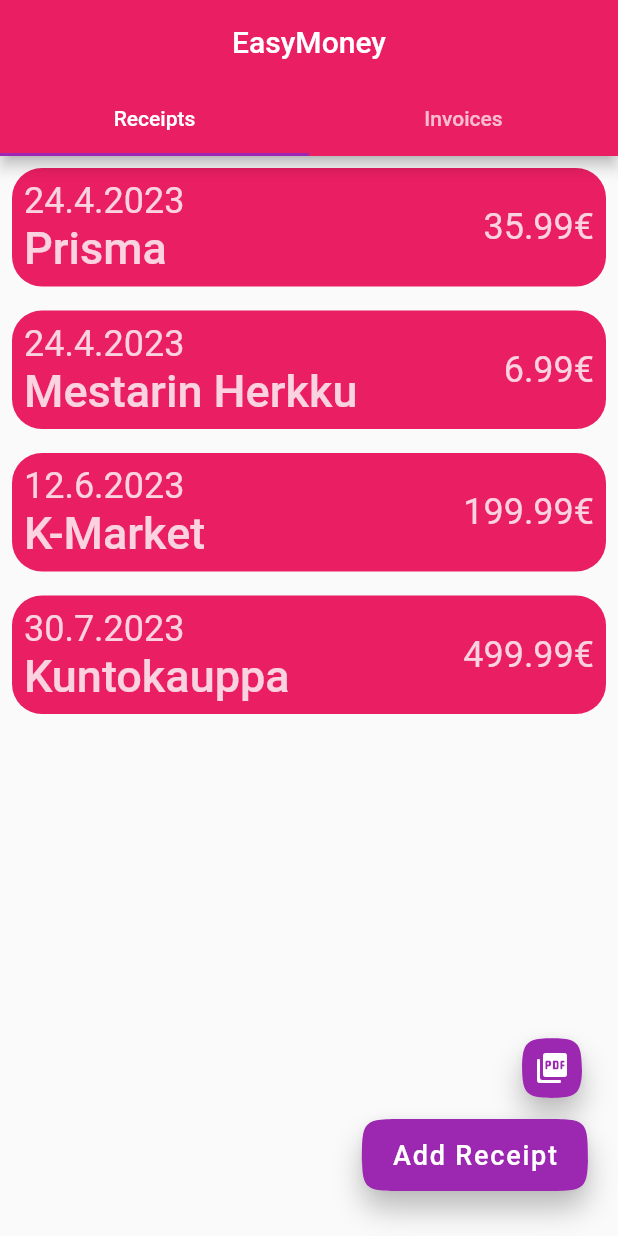
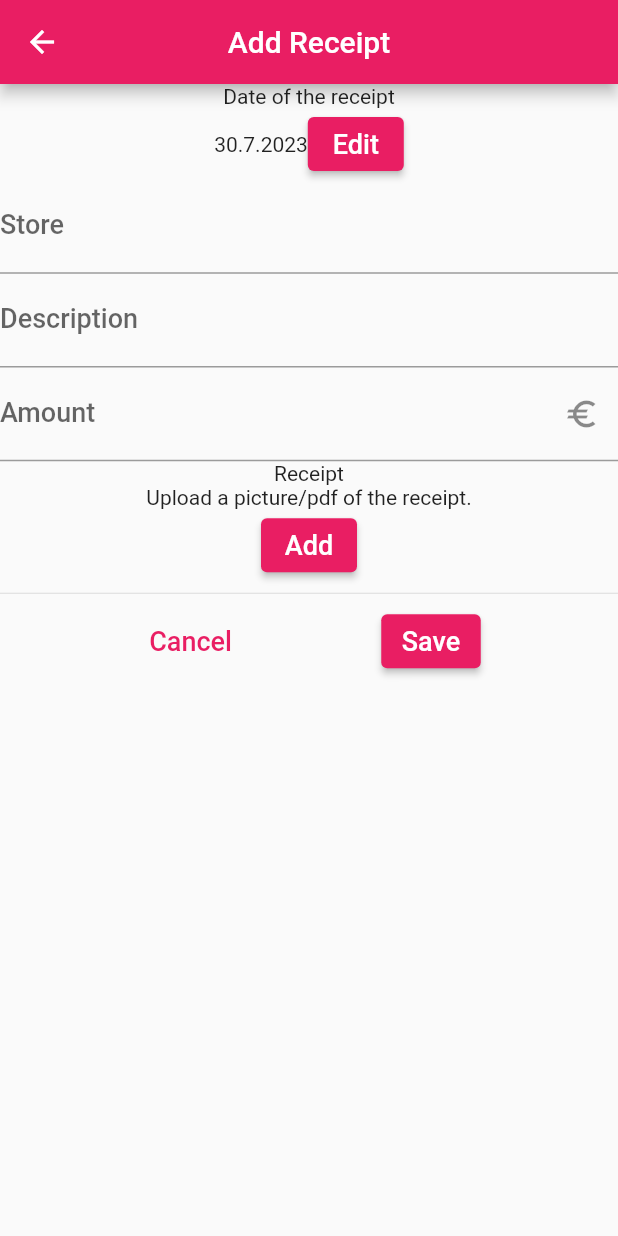
Before and after one commit to lepplaju/easymoney, a Flutter app: the screen it shows after launch, after a tap on "Add Receipt", on a phone screen of 412 x 824 dp. Run offline on Flutter 3.47's test engine with Material 2 defaults, Android fonts, the light colour scheme and no system bars; our stand-ins replace file_picker, image_picker; missing offline and left inert: pdf_render.

Commit message:
0.1.0 - Receipts
- Receipts can now be added with a file attached
- jpg and pdf files can be viewed

```diff
--- /dev/null
+++ b/lib/add_receipt_route.dart
@@ -0,0 +1,192 @@
+import 'package:flutter/material.dart';
+import 'package:flutter/services.dart';
+import 'package:provider/provider.dart';
+import 'package:image_picker/image_picker.dart';
+import 'package:file_picker/file_picker.dart';
+
+import './providers/provider_receipts.dart';
+
+import './widgets/dialogs/pic_or_pdf_dialog.dart';
+import './objects/receipt.dart';
+
+// TODO Add preview for file
+class AddReceiptRoute extends StatefulWidget {
+  const AddReceiptRoute({super.key});
+
+  @override
+  State<AddReceiptRoute> createState() => _AddReceiptRouteState();
+}
+
+class _AddReceiptRouteState extends State<AddReceiptRoute> {
+  late final ProviderReceipts providerReceipts;
+  final storeTextController = TextEditingController();
+  final descriptionTextController = TextEditingController();
+  final amountTextController = TextEditingController();
+  late final DateTime currentDate;
+  final ImagePicker picker = ImagePicker();
+
+  DateTime? selectedDate;
+  XFile? file;
+  var isInitialized = false;
+
+  @override
+  void initState() {
+    currentDate = DateUtils.dateOnly(DateTime.now());
+    super.initState();
+  }
+
+  @override
+  void didChangeDependencies() {
+    if (!isInitialized) {
+      providerReceipts = Provider.of<ProviderReceipts>(context);
+      isInitialized = true;
+    }
+    super.didChangeDependencies();
+  }
+
+  @override
+  void dispose() {
+    storeTextController.dispose();
+    descriptionTextController.dispose();
+    amountTextController.dispose();
+    super.dispose();
+  }
+
+  Future<Receipt> _createReceipt() async {
+    return await providerReceipts.addReceipt(
+      date: selectedDate ?? currentDate,
+      amount: amountTextController.text.trim().isEmpty
+          ? 0.00
+          : double.parse(amountTextController.text.trim()),
+      store: storeTextController.text.trim(),
+      description: descriptionTextController.text.trim(),
+      file: file!,
+    );
+  }
+
+  @override
+  Widget build(BuildContext context) {
+    return Scaffold(
+      appBar: AppBar(
+        // FIXME Localization
+        title: const Text('Add Receipt'),
+        centerTitle: true,
+      ),
+      body: Column(
+        children: [
+          // FIXME Localization
+          const Text('Date of the receipt'),
+          Row(
+            mainAxisAlignment: MainAxisAlignment.center,
+            children: [
+              selectedDate == null
+                  ? Text(
+                      '${currentDate.day}.${currentDate.month}.${currentDate.year}')
+                  : Text(
+                      '${selectedDate!.day}.${selectedDate!.month}.${selectedDate!.year}'),
+              ElevatedButton(
+                  onPressed: () async {
+                    final date = await showDatePicker(
+                        context: context,
+                        initialDate: currentDate,
+                        firstDate:
+                            currentDate.subtract(const Duration(days: 1095)),
+                        lastDate: currentDate);
+                    if (date != null) {
+                      setState(() {
+                        selectedDate = date;
+                      });
+                    }
+                  },
+                  // FIXME Localization
+                  child: const Text('Edit'))
+            ],
+          ),
+          TextField(
+            controller: storeTextController,
+            decoration: const InputDecoration(
+              // FIXME Localization
+              label: Text('Store'),
+            ),
+          ),
+          TextField(
+            controller: descriptionTextController,
+            decoration: const InputDecoration(
+              // FIXME Localization
+              label: Text('Description'),
+            ),
+          ),
+          TextField(
+            controller: amountTextController,
+            keyboardType: const TextInputType.numberWithOptions(decimal: true),
+            inputFormatters: [
+              FilteringTextInputFormatter.allow(RegExp(r'^\d+\.?\d{0,2}')),
+            ],
+            decoration: const InputDecoration(
+              // FIXME Localization
+              label: Text('Amount'),
+              suffixIcon: Icon(Icons.euro),
+            ),
+          ),
+          // FIXME Localization
+          const Text('Receipt'),
+          // FIXME Localization
+          const Text('Upload a picture/pdf of the receipt.'),
+          ElevatedButton(
+            onPressed: () async {
+              var takesPic = await showDialog<UploadType>(
+                  context: context,
+                  builder: (BuildContext context) {
+                    return const PicOrPdfDialog();
+                  });
+              if (takesPic == null) return;
+              switch (takesPic) {
+                case UploadType.camera:
+                  file = await picker.pickImage(source: ImageSource.camera);
+                  break;
+                case UploadType.picture:
+                  file = await picker.pickImage(source: ImageSource.gallery);
+                  // TODO Throw error for incorrect filetype
+                  break;
+                case UploadType.pdf:
+                  FilePickerResult? result =
+                      await FilePicker.platform.pickFiles();
+                  if (result != null) {
+                    file = XFile(result.files.single.path!);
+                  }
+                  break;
+                default:
+                  break;
+              }
+            },
+            // FIXME Localization
+            child: const Text('Add'),
+          ),
+          const Divider(),
+          Row(
+            mainAxisAlignment: MainAxisAlignment.spaceEvenly,
+            children: [
+              TextButton(
+                onPressed: () {
+                  Navigator.of(context).pop();
+                },
+                // FIXME Localization
+                child: const Text('Cancel'),
+              ),
+              ElevatedButton(
+                onPressed: () async {
+                  final receipt = await _createReceipt();
+                  if (context.mounted) {
+                    Navigator.of(context).pop(receipt);
+                  }
+                },
+                // FIXME Localization
+                child: const Text('Save'),
+              ),
+            ],
+          )
+        ],
+      ),
+    );
+  }
+}
--- a/lib/objects/receipt.dart
+++ b/lib/objects/receipt.dart
@@ -1,19 +1,26 @@
 /// Represents a transaction to be included in the invoice
 class Receipt {
+  final String id;
   DateTime date;
   final double amount;
   final String store;
   String description;
-  // TODO Add pictures
+  String fileName;
 
   /// Creates Receipt
   ///
   /// Takes [date] of the receipt, [amount] of the receipt, [store] from
   /// which the receipt is from and [description] about the receipt
   Receipt({
+    required this.id,
     required this.date,
     required this.amount,
     required this.store,
     required this.description,
+    required this.fileName,
   });
+
+  String get dateOnly {
+    return '${date.day}.${date.month}.${date.year}';
+  }
 }
--- a/lib/providers/provider_receipts.dart
+++ b/lib/providers/provider_receipts.dart
@@ -1,4 +1,9 @@
+import 'dart:io';
+
 import 'package:flutter/material.dart';
+import 'package:image_picker/image_picker.dart';
+import 'package:path_provider/path_provider.dart';
+import 'package:pdf_render/pdf_render.dart';
 
 import '../objects/receipt.dart';
 
@@ -8,28 +13,36 @@
       // For testing
       [
     Receipt(
+      id: '6124846546',
       date: DateTime(2023, 4, 24),
       amount: 35.99,
       store: 'Prisma',
       description: 'Allasbileiden tarvikkeita',
+      fileName: '',
     ),
     Receipt(
+      id: '654856546',
       date: DateTime(2023, 4, 24),
       amount: 6.99,
       store: 'Mestarin Herkku',
       description: 'Unohtuneita tarvikkeita',
+      fileName: '',
     ),
     Receipt(
+      id: '654846566',
       date: DateTime(2023, 6, 12),
       amount: 199.99,
       store: 'K-Market',
       description: 'Ben & Jerry',
+      fileName: '',
     ),
     Receipt(
+      id: '654816546',
       date: DateTime(2023, 7, 30),
       amount: 499.99,
       store: 'Kuntokauppa',
       description: 'Rautaa salille',
+      fileName: '',
     ),
   ];
 
@@ -38,4 +51,69 @@
     _receipts.sort((r1, r2) => r1.date.compareTo(r2.date));
     return _receipts;
   }
+
+  Future<Receipt> addReceipt({
+    required DateTime date,
+    required String store,
+    String description = '',
+    required double amount,
+    required XFile file,
+  }) async {
+    final id = DateTime.now().millisecondsSinceEpoch.toString();
+    final fileName = await saveReceiptFile(file, id);
+    final receipt = Receipt(
+      id: id,
+      date: DateUtils.dateOnly(date),
+      amount: amount,
+      store: store,
+      description: description,
+      fileName: fileName,
+    );
+    _receipts.add(receipt);
+    notifyListeners();
+    return receipt;
+  }
+
+  Future<String> _getPath() async {
+    const String receiptPath = '/receipts';
+    final path =
+        '${(await getApplicationDocumentsDirectory()).path}$receiptPath';
+    if (!Directory(path).existsSync()) {
+      Directory(path).createSync();
+    }
+    return path;
+  }
+
+  Future<String> saveReceiptFile(XFile file, String id) async {
+    final path = await _getPath();
+    if (!Directory(path).existsSync()) {
+      Directory(path).createSync();
+    }
+    final fileType = file.name.substring(file.name.lastIndexOf('.'));
+    await file.saveTo('$path/$id$fileType');
+    return '$id$fileType';
+  }
+
+  Future<dynamic> getReceiptFile(Receipt receipt) async {
+    final path = await _getPath();
+    final file = XFile('$path/${receipt.fileName}');
+    try {
+      final fileType = file.name.substring(file.name.lastIndexOf('.'));
+      switch (fileType) {
+        case '.jpg':
+          Image image = Image.file(File(file.path));
+          return image;
+        case '.pdf':
+          PdfDocument doc = await PdfDocument.openFile(file.path);
+          return doc;
+        default:
+          return Future.error(Exception('Incorrect filetype \'$fileType\''));
+      }
+      // TODO Catch different errors
+    } catch (e) {
+      // TODO Log
+      debugPrint(e.toString());
+      return Future.error(e);
+    }
+  }
 }
--- a/lib/receipt_tab.dart
+++ b/lib/receipt_tab.dart
@@ -4,6 +4,8 @@
 import './providers/provider_receipts.dart';
 
 import './widgets/receipt_card.dart';
+import './add_receipt_route.dart';
+import '../receipt_route.dart';
 
 class ReceiptTab extends StatefulWidget {
   const ReceiptTab({super.key});
@@ -15,9 +17,14 @@
 class _ReceiptTabState extends State<ReceiptTab> {
   late final ProviderReceipts providerReceipts;
 
+  var isInitialized = false;
+
   @override
   void didChangeDependencies() {
-    providerReceipts = Provider.of<ProviderReceipts>(context);
+    if (!isInitialized) {
+      providerReceipts = Provider.of<ProviderReceipts>(context);
+      isInitialized = true;
+    }
     super.didChangeDependencies();
   }
 
@@ -25,6 +32,28 @@
     return Padding(
       padding: const EdgeInsets.all(8.0),
       child: ReceiptCard(receipt: providerReceipts.receipts[index]),
+    );
+  }
+
+  PageRouteBuilder _createRoute(Widget route) {
+    return PageRouteBuilder(
+      pageBuilder: (context, animation, secondaryAnimation) => route,
+      transitionsBuilder: (context, animation, secondaryAnimation, child) {
+        const begin = Offset(0.0, 1.0);
+        const end = Offset.zero;
+        const curve = Curves.ease;
+
+        final tween = Tween(begin: begin, end: end);
+        final curvedAnimation = CurvedAnimation(
+          parent: animation,
+          curve: curve,
+        );
+
+        return SlideTransition(
+          position: tween.animate(curvedAnimation),
+          child: child,
+        );
+      },
     );
   }
 
@@ -45,6 +74,7 @@
               Padding(
                 padding: const EdgeInsets.only(bottom: 10),
                 child: FloatingActionButton.small(
+                  heroTag: 'composeInvoice',
                   shape: ContinuousRectangleBorder(
                     borderRadius: BorderRadius.circular(30),
                   ),
@@ -55,11 +85,22 @@
                 ),
               ),
               FloatingActionButton.extended(
+                heroTag: 'addReceipt',
                 shape: ContinuousRectangleBorder(
                   borderRadius: BorderRadius.circular(30),
                 ),
                 onPressed: () {
-                  // TODO Add receipt
+                  Navigator.of(context)
+                      .push(_createRoute(const AddReceiptRoute()))
+                      .then((receipt) {
+                    if (receipt != null) {
+                      Navigator.of(context).push(_createRoute(
+                        ReceiptRoute(
+                          receipt: receipt,
+                        ),
+                      ));
+                    }
+                  });
                 },
                 // FIXME Localization
                 label: const Text('Add Receipt'),
--- a/pubspec.yaml
+++ b/pubspec.yaml
@@ -16,7 +16,7 @@
 # https://developer.apple.com/library/archive/documentation/General/Reference/InfoPlistKeyReference/Articles/CoreFoundationKeys.html
 # In Windows, build-name is used as the major, minor, and patch parts
 # of the product and file versions while build-number is used as the build suffix.
-version: 0.0.2
+version: 0.1.0
 
 environment:
   sdk: '>=3.0.0 <4.0.0'
@@ -27,7 +27,11 @@
 dependencies:
   flutter:
     sdk: flutter
+  image_picker: ^1.0.1
+  path_provider: ^2.0.15
   provider: ^6.0.5
+  pdf_render: ^1.4.0
+  file_picker: ^5.3.3
 
   # Use with the CupertinoIcons class for iOS style icons.
   cupertino_icons: ^1.0.2
```
Also changed, not shown: lib/receipt_route.dart (added, +90 -0 lines), lib/widgets/dialogs/dialog_components/dialog_titlebar.dart (added, +70 -0 lines), lib/widgets/dialogs/pic_or_pdf_dialog.dart (added, +71 -0 lines), lib/widgets/dialogs/show_jpg_dialog.dart (added, +37 -0 lines), lib/widgets/dialogs/show_pdf_dialog.dart (added, +59 -0 lines), lib/widgets/receipt_card.dart (+32 -2 lines), 2 other files.
